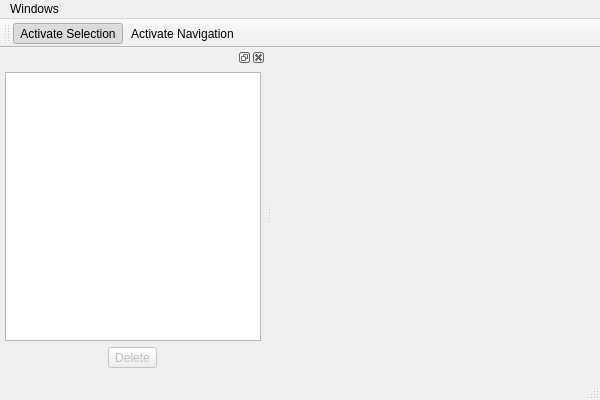
Before: the Qt Designer form mainwindow.ui in gustafsson/freq, drawn with Qt 5.
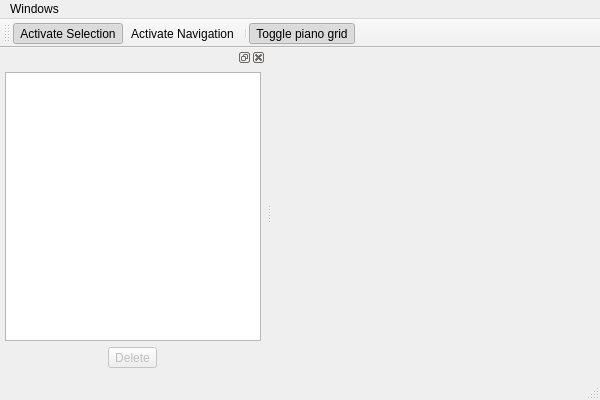
After: the same form once the commit is applied. Icons and pictures are not drawn.

Commit message: Piano grid toggle button

What changed in the file:
```diff
--- a/mainwindow.ui
+++ b/mainwindow.ui
@@ -44,6 +44,8 @@
    </attribute>
    <addaction name="actionActivateSelection"/>
    <addaction name="actionActivateNavigation"/>
+   <addaction name="separator"/>
+   <addaction name="actionToggle_piano_grid"/>
   </widget>
   <widget class="QStatusBar" name="statusBar"/>
   <widget class="QDockWidget" name="layerWindow">
@@ -169,6 +171,24 @@
     <string>L</string>
    </property>
   </action>
+  <action name="actionToggle_piano_grid">
+   <property name="checkable">
+    <bool>true</bool>
+   </property>
+   <property name="checked">
+    <bool>true</bool>
+   </property>
+   <property name="icon">
+    <iconset resource="icon-resources.qrc">
+     <normaloff>:/icons/icons/icon-piano.png</normaloff>:/icons/icons/icon-piano.png</iconset>
+   </property>
+   <property name="text">
+    <string>Toggle piano grid</string>
+   </property>
+   <property name="toolTip">
+    <string>Toggle piano grid</string>
+   </property>
+  </action>
  </widget>
  <layoutdefault spacing="6" margin="11"/>
  <resources>
```
The commit also changes 10 other files.
